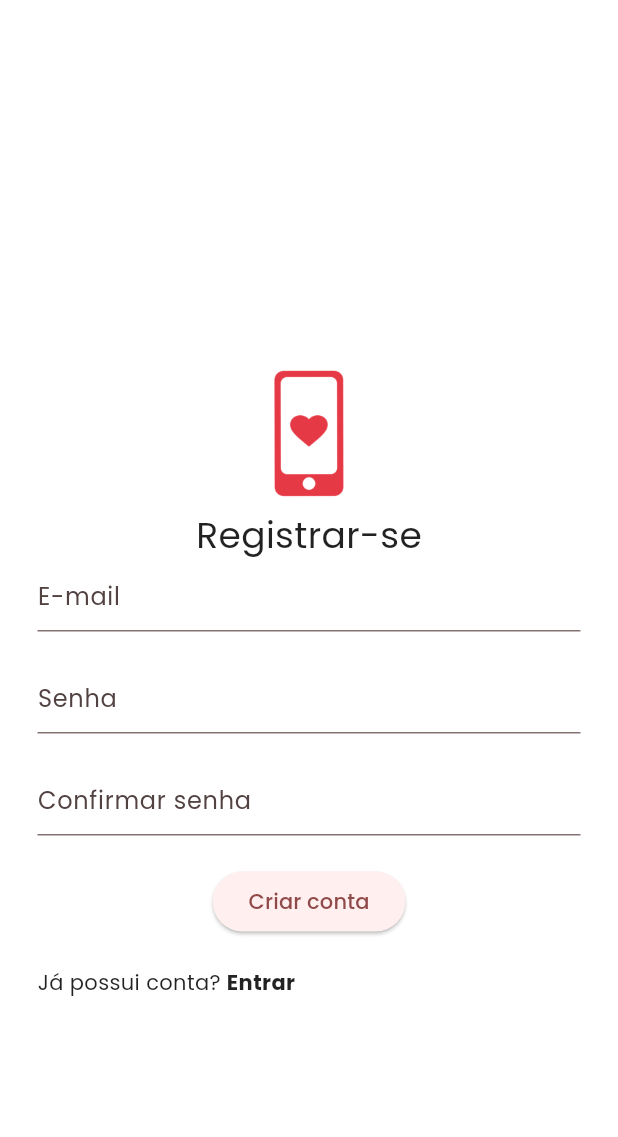
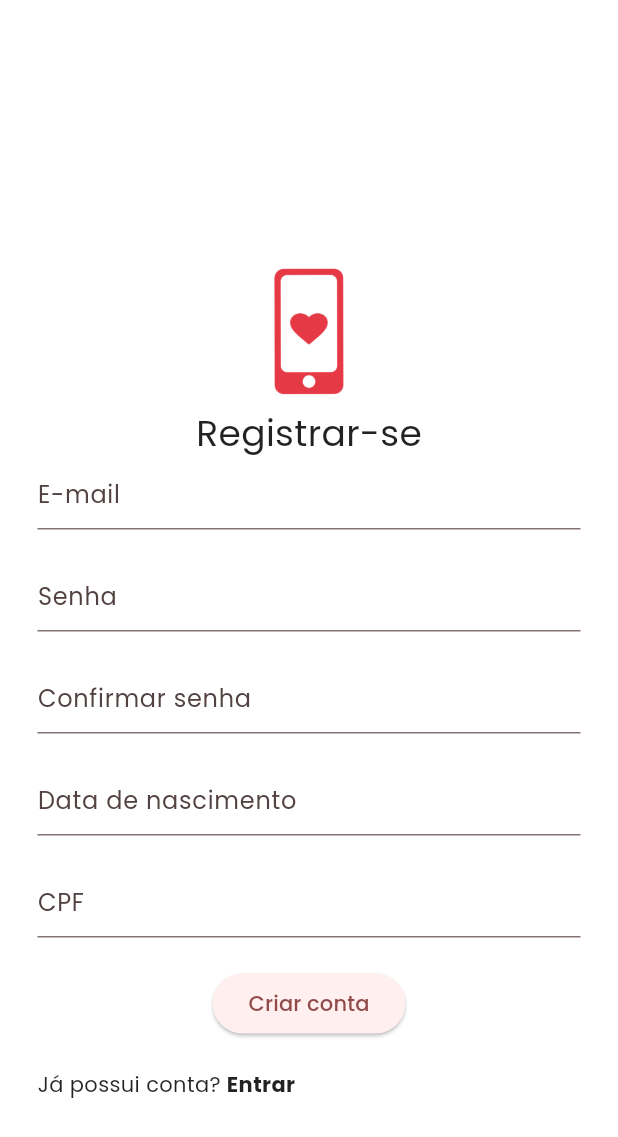
Before and after one commit to ipesoft-rr/atendimento_samu_app, a Flutter app: the screen it shows after launch, after a tap on "Registrar-se", on a phone screen of 412 x 824 dp. Shown: the top 1137 px of the screen. Run offline on Flutter 3.47's test engine with Material 2 defaults, Android fonts, the phone set to English and light mode, and no system bars; our stand-ins replace cloud_firestore, firebase_auth, firebase_core, go_router, google_fonts, lottie and 1 more; accounts and stored records are empty; network calls fail.

Commit message:
feat: adding fields to signup

```diff
--- a/lib/components/my_text_field.dart
+++ b/lib/components/my_text_field.dart
@@ -1,15 +1,18 @@
 import 'package:flutter/material.dart';
+import 'package:flutter/services.dart';
 
 class MyTextField extends StatelessWidget {
   final TextEditingController controller;
   final String hintText;
   final bool obscureText;
+  final TextInputFormatter? mask;
 
   const MyTextField(
       {super.key,
       required this.controller,
       required this.hintText,
-      required this.obscureText});
+      required this.obscureText,
+      this.mask});
 
   @override
   Widget build(BuildContext context) {
@@ -19,6 +22,7 @@ class MyTextField extends StatelessWidget {
       decoration: InputDecoration(
         hintText: hintText,
       ),
+      inputFormatters: mask != null ? [mask as TextInputFormatter] : [],
     );
   }
 }
--- a/lib/screens/signup.dart
+++ b/lib/screens/signup.dart
@@ -1,5 +1,6 @@
 import 'package:flutter/material.dart';
 import 'package:provider/provider.dart';
+import 'package:mask_text_input_formatter/mask_text_input_formatter.dart';
 
 import 'package:atendimento_samu_app/services/auth/auth_service.dart';
 
@@ -18,6 +19,18 @@ class _SignUpState extends State<SignUp> {
   final emailController = TextEditingController();
   final passwordController = TextEditingController();
   final confirmPasswordController = TextEditingController();
+  final birthDateController = TextEditingController();
+  final cpfController = TextEditingController();
+
+  var dateMask = MaskTextInputFormatter(
+      mask: '##/##/####',
+      filter: {"#": RegExp(r'[0-9]')},
+      type: MaskAutoCompletionType.lazy);
+
+  var cpfMask = MaskTextInputFormatter(
+      mask: '###.###.###-##',
+      filter: {"#": RegExp(r'[0-9]')},
+      type: MaskAutoCompletionType.lazy);
 
   void signUp() async {
     final authService = Provider.of<AuthService>(context, listen: false);
@@ -94,6 +107,24 @@ class _SignUpState extends State<SignUp> {
                 const SizedBox(
                   height: 20,
                 ),
+                MyTextField(
+                  controller: birthDateController,
+                  hintText: 'Data de nascimento',
+                  obscureText: false,
+                  mask: dateMask,
+                ),
+                const SizedBox(
+                  height: 20,
+                ),
+                MyTextField(
+                  controller: cpfController,
+                  hintText: 'CPF',
+                  obscureText: false,
+                  mask: cpfMask,
+                ),
+                const SizedBox(
+                  height: 20,
+                ),
                 MyButton(onTap: signUp, text: 'Criar conta'),
                 const SizedBox(
                   height: 20,
--- a/pubspec.yaml
+++ b/pubspec.yaml
@@ -42,6 +42,7 @@ dependencies:
   firebase_auth: ^4.9.0
   provider: ^6.0.5
   cloud_firestore: ^4.9.1
+  mask_text_input_formatter: ^2.5.0
 
 dev_dependencies:
   flutter_test:
```
Also changed, not shown: pubspec.lock.
